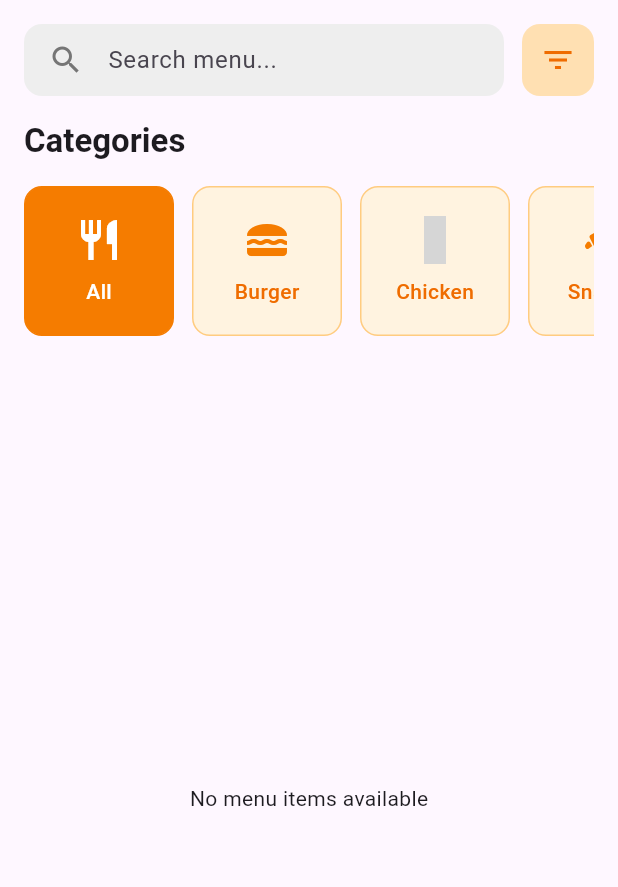
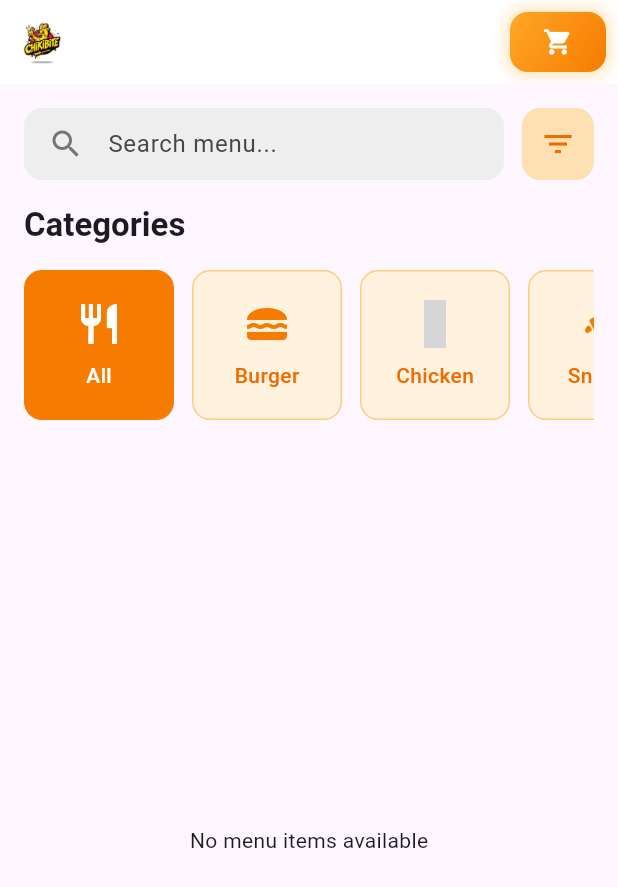
Before and after one commit to marziq/ChikiBite, a Flutter app: the MenuScreen screen opened directly, on a phone screen of 412 x 824 dp. Shown: the top 887 px of the screen. Run offline on Flutter 3.47's test engine with Material 3 defaults, Android fonts, the phone set to English and light mode, and no system bars; our stand-ins replace cloud_firestore, firebase_auth, firebase_core, material_design_icons_flutter; accounts and stored records are empty; Roboto replaces fonts that are missing (GoogleSans); grey boxes are pictures that could not be loaded.

```diff
--- a/lib/screens/favorites_screen.dart
+++ b/lib/screens/favorites_screen.dart
@@ -213,7 +213,7 @@ class _FavoritesScreenState extends State<FavoritesScreen> {
                       ),
                       const SizedBox(height: 4),
                       Text(
-                        '\$${item.price.toStringAsFixed(2)}',
+                        '\RM${item.price.toStringAsFixed(2)}',
                         style: TextStyle(
                           fontWeight: FontWeight.bold,
                           color: Colors.orange[700],
--- a/lib/screens/menu_screen.dart
+++ b/lib/screens/menu_screen.dart
@@ -2,6 +2,7 @@ import 'package:flutter/material.dart';
 import 'package:cloud_firestore/cloud_firestore.dart';
 import 'package:provider/provider.dart';
 import 'food_detail.dart';
+import 'checkout_screen.dart';
 import '../models/menu.dart';
 import '../data/menu_data.dart';
 import '../services/firestore_service.dart';
@@ -43,11 +44,92 @@ class _MenuScreenState extends State<MenuScreen> {
 
   @override
   Widget build(BuildContext context) {
-    return SafeArea(
-      child: Column(
-        children: [
-          // Search and Filter Bar
+    return Scaffold(
+      appBar: AppBar(
+        backgroundColor: Colors.white,
+        elevation: 0,
+        leading: Padding(
+          padding: const EdgeInsets.all(8.0),
+          child: ClipRRect(
+            borderRadius: BorderRadius.circular(8),
+            child: Image.asset(
+              'assets/img/logo.png',
+              fit: BoxFit.contain,
+              errorBuilder: (context, error, stackTrace) =>
+                  Icon(Icons.fastfood, color: Colors.orange[800]),
+            ),
+          ),
+        ),
+        actions: [
           Padding(
+            padding: const EdgeInsets.all(8.0),
+            child: Container(
+              decoration: BoxDecoration(
+                gradient: LinearGradient(
+                  colors: [Colors.orange[400]!, Colors.orange[700]!],
+                  begin: Alignment.topLeft,
+                  end: Alignment.bottomRight,
+                ),
+                borderRadius: BorderRadius.circular(12),
+                boxShadow: [
+                  BoxShadow(
+                    color: Colors.orange.withOpacity(0.3),
+                    spreadRadius: 2,
+                    blurRadius: 8,
+                  ),
+                ],
+              ),
+              child: Consumer<CartService>(
+                builder: (context, cartService, _) {
+                  return ElevatedButton(
+                    style: ElevatedButton.styleFrom(
+                      backgroundColor: Colors.transparent,
+                      shadowColor: Colors.transparent,
+                      padding: const EdgeInsets.symmetric(
+                        horizontal: 12,
+                        vertical: 8,
+                      ),
+                    ),
+                    onPressed: () {
+                      Navigator.push(
+                        context,
+                        MaterialPageRoute(
+                          builder: (context) => const CheckoutScreen(),
+                        ),
+                      );
+                    },
+                    child: Row(
+                      mainAxisSize: MainAxisSize.min,
+                      children: [
+                        Icon(
+                          Icons.shopping_cart,
+                          color: Colors.white,
+                          size: 20,
+                        ),
+                        if (cartService.items.isNotEmpty) ...[
+                          const SizedBox(width: 4),
+                          Text(
+                            cartService.items.length.toString(),
+                            style: const TextStyle(
+                              color: Colors.white,
+                              fontWeight: FontWeight.bold,
+                            ),
+                          ),
+                        ],
+                      ],
+                    ),
+                  );
+                },
+              ),
+            ),
+          ),
+        ],
+      ),
+      body: SafeArea(
+        child: Column(
+          children: [
+            // Search and Filter Bar
+            Padding(
             padding: const EdgeInsets.all(16.0),
             child: Row(
               children: [
@@ -271,6 +353,7 @@ class _MenuScreenState extends State<MenuScreen> {
             ),
           ),
         ],
+      ),
       ),
     );
   }
```
Also changed, not shown: lib/screens/food_detail.dart (+87 -8 lines).
